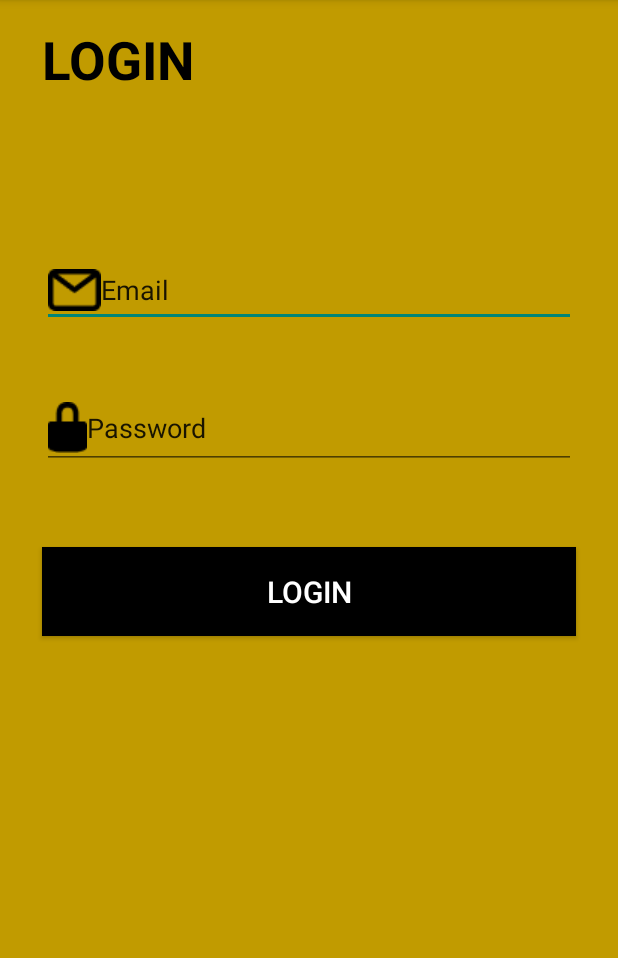
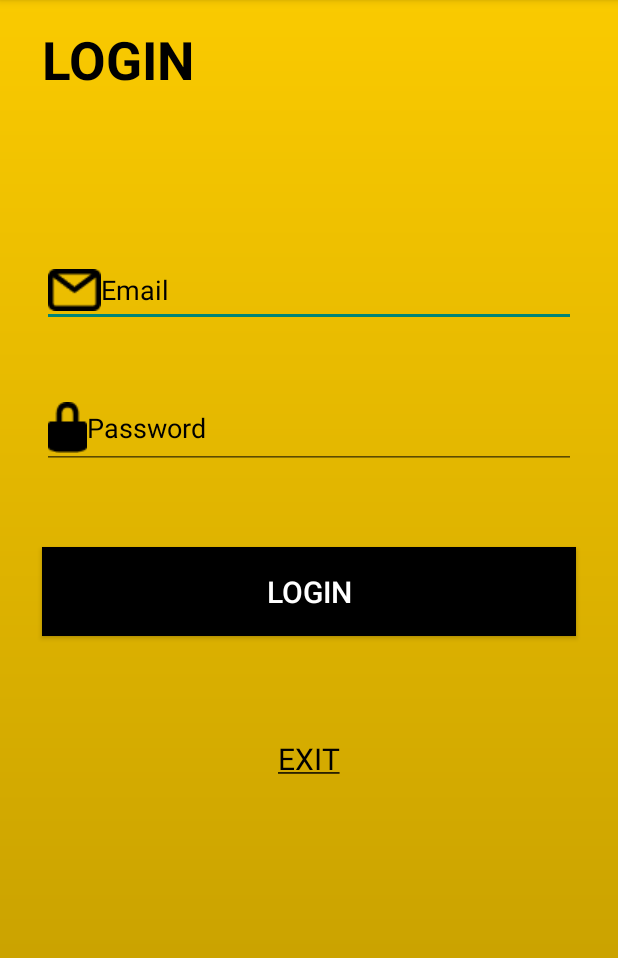
Before and after one commit to Dedenea/KTTH_AndroidStudio, an Android app: the screen it shows after launch (MainActivity), on a phone screen of 412 x 824 dp, the part 84-1042 px from its top. Run offline under Robolectric (Android 15) with nearby library versions, the phone set to English and light mode, and no system bars; our stand-ins replace Firebase (no records; nobody signed in at launch, a user with empty details on screens opened directly).

Commit message:
Xong login voi them commit lai man hinh loin do nay em quen cái exit

```diff
--- a/app/build.gradle
+++ b/app/build.gradle
@@ -1,5 +1,6 @@
 plugins {
     id 'com.android.application'
+    id 'com.google.gms.google-services'
 }
 
 android {
@@ -33,6 +34,7 @@ dependencies {
     implementation 'androidx.appcompat:appcompat:1.3.0'
     implementation 'com.google.android.material:material:1.3.0'
     implementation 'androidx.constraintlayout:constraintlayout:2.0.4'
+    implementation 'com.google.firebase:firebase-auth:21.0.1'
     testImplementation 'junit:junit:4.+'
     androidTestImplementation 'androidx.test.ext:junit:1.1.2'
     androidTestImplementation 'androidx.test.espresso:espresso-core:3.3.0'
--- a/app/src/main/AndroidManifest.xml
+++ b/app/src/main/AndroidManifest.xml
@@ -2,6 +2,7 @@
 <manifest xmlns:android="http://schemas.android.com/apk/res/android"
     package="com.example.a95_18050901_hoduongvu">
 
+    <uses-permission android:name="android.permission.INTERNET" />
     <application
         android:allowBackup="true"
         android:icon="@mipmap/ic_launcher"
--- a/app/src/main/java/com/example/a95_18050901_hoduongvu/MainActivity.java
+++ b/app/src/main/java/com/example/a95_18050901_hoduongvu/MainActivity.java
@@ -1,14 +1,62 @@
 package com.example.a95_18050901_hoduongvu;
 
+import androidx.annotation.NonNull;
 import androidx.appcompat.app.AppCompatActivity;
 
+import android.content.Intent;
 import android.os.Bundle;
+import android.text.TextUtils;
+import android.view.View;
+import android.widget.Button;
+import android.widget.EditText;
+import android.widget.Toast;
+
+import com.google.android.gms.tasks.OnCompleteListener;
+import com.google.android.gms.tasks.Task;
+import com.google.firebase.auth.AuthResult;
+import com.google.firebase.auth.FirebaseAuth;
 
 public class MainActivity extends AppCompatActivity {
-
+    private EditText email, pass;
+    private Button login;
+    private FirebaseAuth fAuth;
     @Override
     protected void onCreate(Bundle savedInstanceState) {
         super.onCreate(savedInstanceState);
         setContentView(R.layout.activity_main);
+
+        fAuth=FirebaseAuth.getInstance();
+        email=findViewById(R.id.txtEmail);
+        pass=findViewById(R.id.txtPassword);
+        login=findViewById(R.id.btnLogin);
+        login.setOnClickListener(new View.OnClickListener() {
+            @Override
+            public void onClick(View v) {
+                String e,p;
+                e=email.getText().toString();
+                p=pass.getText().toString();
+                if(TextUtils.isEmpty(e)){
+                    Toast.makeText(getApplicationContext(),"Chưa nhập mật Email!",Toast.LENGTH_SHORT).show();
+                    return;
+                }
+                if(TextUtils.isEmpty(p)){
+                    Toast.makeText(getApplicationContext(),"Chưa nhập mật Password!",Toast.LENGTH_SHORT).show();
+                    return;
+                }
+                fAuth.signInWithEmailAndPassword(e,p).addOnCompleteListener(new OnCompleteListener<AuthResult>() {
+                    @Override
+                    public void onComplete(@NonNull Task<AuthResult> task) {
+                        if(task.isSuccessful()){
+                            Toast.makeText(getApplicationContext(),"Đăng nhập thành công!",Toast.LENGTH_SHORT).show();
+//                            Intent i = new Intent(MainActivity.this,SingIn.class);
+//                            startActivity(i);
+                        } else {
+                            Toast.makeText(getApplicationContext(),"Đăng nhập không thành công!",Toast.LENGTH_SHORT).show();
+                            return;
+                        }
+                    }
+                });
+            }
+        });
     }
 }
--- a/app/src/main/res/drawable/bgcolor.xml
+++ b/app/src/main/res/drawable/bgcolor.xml
@@ -1,4 +1,7 @@
 <?xml version="1.0" encoding="utf-8"?>
 <shape xmlns:android="http://schemas.android.com/apk/res/android">
-<gradient android:startColor="#FACA00" android:endColor="#C19B00" android:type="radial"/>
+    <gradient
+        android:startColor="#C19B00"
+        android:endColor="#FACA00"
+        android:angle="90" />
 </shape>
--- a/app/src/main/res/layout/activity_main.xml
+++ b/app/src/main/res/layout/activity_main.xml
@@ -29,8 +29,8 @@
         android:layout_marginEnd="28dp"
         android:layout_marginRight="28dp"
         android:ems="10"
-        android:inputType="textPersonName"
-        android:text="Email"
+        android:hint="Email"
+        android:textColorHint="@color/black"
         android:drawableLeft="@drawable/email"
         app:layout_constraintEnd_toEndOf="parent"
         app:layout_constraintHorizontal_bias="0.0"
@@ -43,8 +43,9 @@
         android:layout_height="wrap_content"
         android:layout_marginTop="40dp"
         android:ems="10"
-        android:inputType="textPersonName"
-        android:text="Password"
+        android:inputType="textPassword"
+        android:hint="Password"
+        android:textColorHint="@color/black"
         android:drawableLeft="@drawable/lock"
         app:layout_constraintEnd_toEndOf="@+id/txtEmail"
         app:layout_constraintStart_toStartOf="@+id/txtEmail"
@@ -52,16 +53,32 @@
 
     <Button
         android:id="@+id/btnLogin"
-        android:layout_width="356dp"
+        android:layout_width="0dp"
         android:layout_height="59dp"
         android:layout_marginTop="52dp"
+        android:background="@color/black"
         android:text="LOGIN"
         android:textColor="@color/white"
         android:textSize="20dp"
-        android:background="@color/black"
         app:layout_constraintEnd_toEndOf="@+id/txtPassword"
         app:layout_constraintHorizontal_bias="0.0"
         app:layout_constraintStart_toStartOf="@+id/txtPassword"
         app:layout_constraintTop_toBottomOf="@+id/txtPassword" />
 
+    <TextView
+        android:id="@+id/txtExit"
+        android:layout_width="58dp"
+        android:layout_height="wrap_content"
+        android:layout_marginTop="68dp"
+        android:text="@string/my_text"
+        android:textAlignment="center"
+        android:textColor="@color/black"
+        android:textSize="20dp"
+
+        app:layout_constraintEnd_toEndOf="@+id/btnLogin"
+        app:layout_constraintHorizontal_bias="0.498"
+        app:layout_constraintStart_toStartOf="@+id/btnLogin"
+        app:layout_constraintTop_toBottomOf="@+id/btnLogin"
+        android:gravity="center_horizontal" />
+
 </androidx.constraintlayout.widget.ConstraintLayout>
--- a/app/src/main/res/values/strings.xml
+++ b/app/src/main/res/values/strings.xml
@@ -1,3 +1,4 @@
 <resources>
     <string name="app_name">95_18050901_HoDuongVu</string>
+    <string name="my_text"><u>EXIT</u></string>
 </resources>
--- a/build.gradle
+++ b/build.gradle
@@ -5,7 +5,8 @@ buildscript {
         mavenCentral()
     }
     dependencies {
-        classpath "com.android.tools.build:gradle:4.2.1"
+        classpath 'com.android.tools.build:gradle:4.2.1'
+        classpath 'com.google.gms:google-services:4.3.8'
 
         // NOTE: Do not place your application dependencies here; they belong
         // in the individual module build.gradle files
```
Also changed, not shown: 1 other file.
